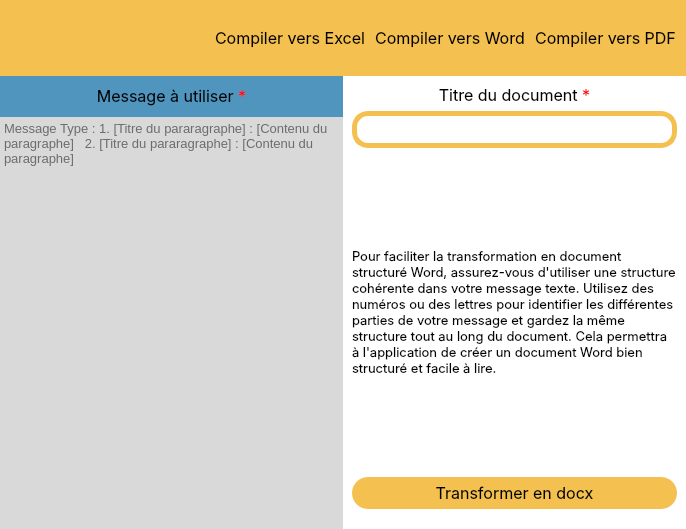
The window that word.ui (Melvins45/Message-to-word) describes before a commit, drawn with Qt 5.
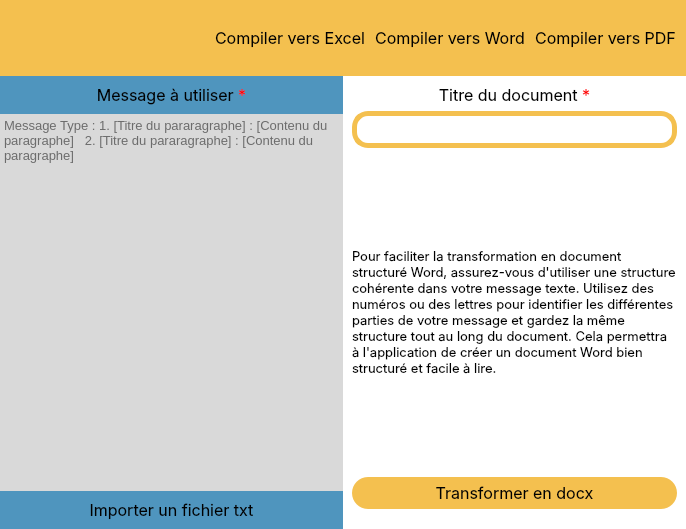
The same window after the commit. Icons and pictures are not drawn.

```diff
--- a/word.ui
+++ b/word.ui
@@ -177,7 +177,7 @@
         <property name="styleSheet">
          <string notr="true">background-color: rgb(217, 217, 217);</string>
         </property>
-        <layout class="QVBoxLayout" name="verticalLayout_2" stretch="1,10">
+        <layout class="QVBoxLayout" name="verticalLayout_2" stretch="1,10,1">
          <property name="spacing">
           <number>0</number>
          </property>
@@ -234,6 +234,29 @@
            </property>
           </widget>
          </item>
+         <item>
+          <widget class="QPushButton" name="takeFileTxt">
+           <property name="sizePolicy">
+            <sizepolicy hsizetype="Ignored" vsizetype="Ignored">
+             <horstretch>0</horstretch>
+             <verstretch>0</verstretch>
+            </sizepolicy>
+           </property>
+           <property name="font">
+            <font>
+             <family>Inter</family>
+             <pointsize>12</pointsize>
+            </font>
+           </property>
+           <property name="styleSheet">
+            <string notr="true">background-color: rgb(79, 149, 190);
+border: none;</string>
+           </property>
+           <property name="text">
+            <string>Importer un fichier txt</string>
+           </property>
+          </widget>
+         </item>
         </layout>
        </widget>
       </item>
```
